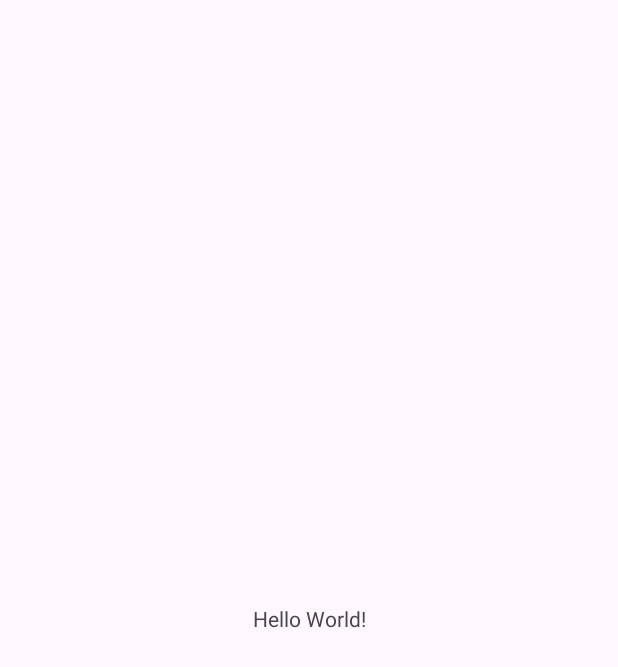
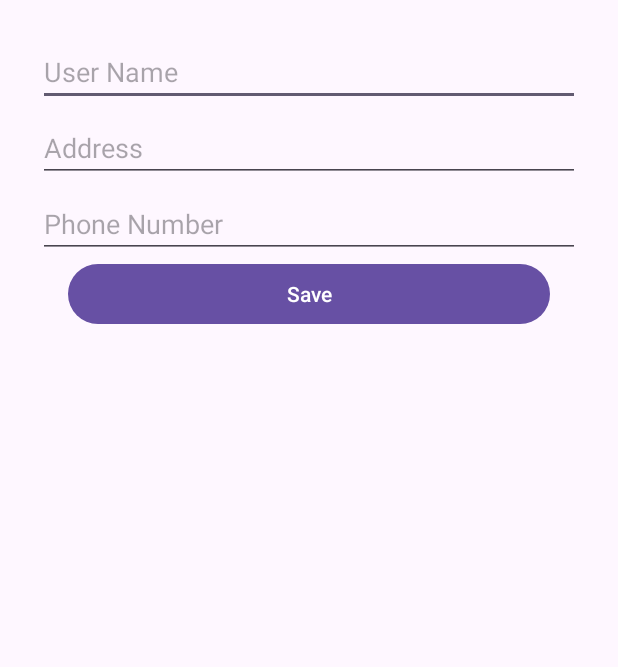
Before and after one commit to Prabhash021/RoomDbDemo, an Android app: the screen it shows after launch (MainActivity), on a phone screen of 412 x 824 dp. Before the commit the part shown is almost empty. Shown: the top 667 px of the screen. Run offline under Robolectric (Android 15) with nearby library versions, the phone set to English and light mode, and no system bars; our stand-ins replace Room's generated code.

Commit message:
Data's are storing in room db

```diff
--- a/app/build.gradle.kts
+++ b/app/build.gradle.kts
@@ -36,7 +36,10 @@ dependencies {
     implementation("androidx.appcompat:appcompat:1.6.1")
     implementation("com.google.android.material:material:1.11.0")
     implementation("androidx.constraintlayout:constraintlayout:2.1.4")
+    implementation("androidx.room:room-runtime:2.6.1")
+    annotationProcessor("androidx.room:room-compiler:2.6.1")
     testImplementation("junit:junit:4.13.2")
     androidTestImplementation("androidx.test.ext:junit:1.1.5")
     androidTestImplementation("androidx.test.espresso:espresso-core:3.5.1")
+
 }
--- /dev/null
+++ b/app/src/main/java/com/example/roomdbdemo/DatabaseHelper.java
@@ -0,0 +1,24 @@
+package com.example.roomdbdemo;
+
+import android.content.Context;
+
+import androidx.room.Database;
+import androidx.room.Room;
+import androidx.room.RoomDatabase;
+@Database(entities = userData.class, exportSchema = false, version = 1)
+public abstract class DatabaseHelper extends RoomDatabase {
+    private static final  String DB_NAME = "userDataDB";
+    private static DatabaseHelper instance;
+
+    public static synchronized DatabaseHelper getDB(Context context){
+        if(instance == null){
+            instance = Room.databaseBuilder(context, DatabaseHelper.class, DB_NAME)
+                    .fallbackToDestructiveMigration()
+                    .allowMainThreadQueries()
+                    .build();
+        }
+        return instance;
+    }
+
+    public abstract UserDataDao userDataDao();
+}
--- a/app/src/main/java/com/example/roomdbdemo/MainActivity.java
+++ b/app/src/main/java/com/example/roomdbdemo/MainActivity.java
@@ -3,12 +3,41 @@ package com.example.roomdbdemo;
 import androidx.appcompat.app.AppCompatActivity;
 
 import android.os.Bundle;
+import android.view.View;
+import android.widget.Button;
+import android.widget.EditText;
+
+import java.util.ArrayList;
 
 public class MainActivity extends AppCompatActivity {
+
+    EditText userName, userAddress, userPhNum;
+    Button addDataToRoom;
 
     @Override
     protected void onCreate(Bundle savedInstanceState) {
         super.onCreate(savedInstanceState);
         setContentView(R.layout.activity_main);
+
+        userName = findViewById(R.id.UserName);
+        userAddress = findViewById(R.id.address);
+        userPhNum = findViewById(R.id.ph_num);
+        addDataToRoom = findViewById(R.id.saveBt);
+
+        DatabaseHelper databaseHelper = DatabaseHelper.getDB(this);
+
+        addDataToRoom.setOnClickListener(new View.OnClickListener() {
+            @Override
+            public void onClick(View v) {
+                String userNameGet = userName.getText().toString();
+                String userAdrsGet = userAddress.getText().toString();
+                String userPhNumGet = userPhNum.getText().toString();
+
+                databaseHelper.userDataDao().addData(new userData(userNameGet, userAdrsGet, userPhNumGet));
+
+//                ArrayList<userData> arrayList = (ArrayList<userData>) databaseHelper.userDataDao().getAllUserData();
+
+            }
+        });
     }
 }
--- /dev/null
+++ b/app/src/main/java/com/example/roomdbdemo/UserDataDao.java
@@ -0,0 +1,24 @@
+package com.example.roomdbdemo;
+
+import androidx.room.Dao;
+import androidx.room.Delete;
+import androidx.room.Insert;
+import androidx.room.Query;
+import androidx.room.Update;
+
+import java.util.List;
+
+@Dao
+public interface UserDataDao {
+    @Query("Select * from UserData")
+    List<userData> getAllUserData();
+
+    @Insert
+    void addData(userData userData);
+
+    @Update
+    void updateData(userData userData);
+
+    @Delete
+    void deleteData(userData userData);
+}
--- a/app/src/main/res/layout/activity_main.xml
+++ b/app/src/main/res/layout/activity_main.xml
@@ -1,18 +1,53 @@
 <?xml version="1.0" encoding="utf-8"?>
-<androidx.constraintlayout.widget.ConstraintLayout xmlns:android="http://schemas.android.com/apk/res/android"
+<LinearLayout xmlns:android="http://schemas.android.com/apk/res/android"
     xmlns:app="http://schemas.android.com/apk/res-auto"
     xmlns:tools="http://schemas.android.com/tools"
     android:layout_width="match_parent"
     android:layout_height="match_parent"
     tools:context=".MainActivity">
 
-    <TextView
-        android:layout_width="wrap_content"
+    <LinearLayout
+        android:layout_width="match_parent"
         android:layout_height="wrap_content"
-        android:text="Hello World!"
-        app:layout_constraintBottom_toBottomOf="parent"
-        app:layout_constraintEnd_toEndOf="parent"
-        app:layout_constraintStart_toStartOf="parent"
-        app:layout_constraintTop_toTopOf="parent" />
+        android:orientation="vertical"
+        android:layout_marginTop="20dp"
+        android:layout_marginRight="25dp"
+        android:layout_marginLeft="25dp">
 
-</androidx.constraintlayout.widget.ConstraintLayout>
+        <EditText
+            android:layout_width="match_parent"
+            android:layout_height="wrap_content"
+            android:hint="@string/user_name"
+            android:id="@+id/UserName"
+            android:layout_marginTop="5dp"/>
+
+        <EditText
+            android:layout_width="match_parent"
+            android:layout_height="wrap_content"
+            android:hint="@string/address"
+            android:id="@+id/address"
+            android:layout_marginTop="5dp" />
+
+        <EditText
+            android:layout_width="match_parent"
+            android:layout_height="wrap_content"
+            android:inputType="phone"
+            android:hint="@string/phone_number"
+            android:id="@+id/ph_num"
+            android:layout_marginTop="5dp"/>
+
+        <Button
+            android:layout_width="match_parent"
+            android:layout_height="wrap_content"
+            android:text="@string/save"
+            android:id="@+id/saveBt"
+            android:layout_marginLeft="20dp"
+            android:layout_marginRight="20dp"/>
+
+
+
+
+
+    </LinearLayout>
+
+</LinearLayout>
--- a/app/src/main/res/values/strings.xml
+++ b/app/src/main/res/values/strings.xml
@@ -1,3 +1,7 @@
 <resources>
     <string name="app_name">RoomDbDemo</string>
+    <string name="user_name">User Name</string>
+    <string name="address">Address</string>
+    <string name="phone_number">Phone Number</string>
+    <string name="save">Save</string>
 </resources>
```
Also changed, not shown: app/src/main/java/com/example/roomdbdemo/userData.java (added, +63 -0 lines).
